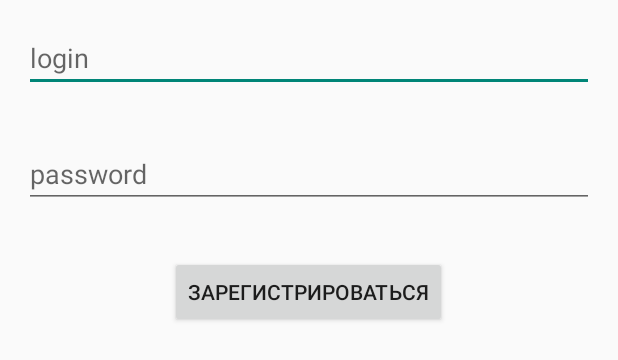
After one commit to Kisiev/MoneyTracker_v2.0, an Android app: the layout registration_activity.xml on its own in the app's theme, with its tools: preview values and no code run, on a phone screen of 412 x 824 dp. The commit adds this screen. Shown: the top 360 px of the screen. Run offline under Robolectric (Android 15) with nearby library versions, the phone set to English and light mode, and no system bars.

Commit message:
создал с помощью анатаций Активити для регистрации

```diff
--- a/app/build.gradle
+++ b/app/build.gradle
@@ -31,4 +31,10 @@ dependencies {
     apt "org.androidannotations:androidannotations:4.1.0"
     compile 'com.michaelpardo:activeandroid:3.1.0-SNAPSHOT'
     compile 'junit:junit:4.12'
+
+    compile 'com.squareup.retrofit2:retrofit:2.1.0'
+    compile 'com.squareup.retrofit2:converter-gson:2.1.0'
+    compile 'com.google.code.gson:gson:2.6.2'
+    compile 'com.squareup.okhttp3:okhttp:3.4.1'
+    compile 'com.squareup.okhttp3:logging-interceptor:3.4.1'
 }
--- a/app/src/main/java/money/android/bignerdranch/com/moneytracker/UI/SplashActivity.java
+++ b/app/src/main/java/money/android/bignerdranch/com/moneytracker/UI/SplashActivity.java
@@ -18,7 +18,7 @@ public class SplashActivity extends Activity {
    boolean f = new Handler().postDelayed(new Runnable() {
        @Override
        public void run() {
-           Intent intent = new Intent(SplashActivity.this, MainActivity.class);
+           Intent intent = new Intent(SplashActivity.this, RegistratioActivity_.class);
            startActivity(intent);
            finish();
        }
--- /dev/null
+++ b/app/src/main/res/layout/registration_activity.xml
@@ -0,0 +1,25 @@
+<?xml version="1.0" encoding="utf-8"?>
+<LinearLayout xmlns:android="http://schemas.android.com/apk/res/android"
+              android:orientation="vertical"
+              android:layout_width="match_parent"
+              android:layout_height="match_parent">
+<EditText
+    android:layout_width="match_parent"
+    android:layout_height="wrap_content"
+    android:id="@+id/login_et"
+    android:hint="@string/login"
+    android:layout_margin="@dimen/activity_horizontal_margin"/>
+    <EditText
+        android:layout_width="match_parent"
+        android:layout_height="wrap_content"
+        android:id="@+id/password_et"
+        android:layout_margin="@dimen/activity_horizontal_margin"
+        android:hint="@string/password"/>
+    <Button
+        android:layout_width="wrap_content"
+        android:layout_height="wrap_content"
+        android:layout_margin="@dimen/activity_horizontal_margin"
+        android:text="@string/registration_button_text"
+        android:id="@+id/signin_btn"
+        android:layout_gravity="center"/>
+</LinearLayout>
--- a/app/src/main/res/values/strings.xml
+++ b/app/src/main/res/values/strings.xml
@@ -33,4 +33,8 @@
     <string name="category_toast">Не заполнено поле</string>
     <string name="category_text">Категория</string>
     <string name="action_search">Поиск</string>
+    <string name="login">login</string>
+    <string name="password">password</string>
+    <string name="registration_button_text">Зарегистрироваться</string>
+    <string name="reg_user_header">Регистрация пользователя</string>
 </resources>
```
Also changed, not shown: app/src/main/AndroidManifest.xml (+7 -0 lines), app/src/main/java/money/android/bignerdranch/com/moneytracker/UI/RegistratioActivity.java (added, +17 -0 lines).
